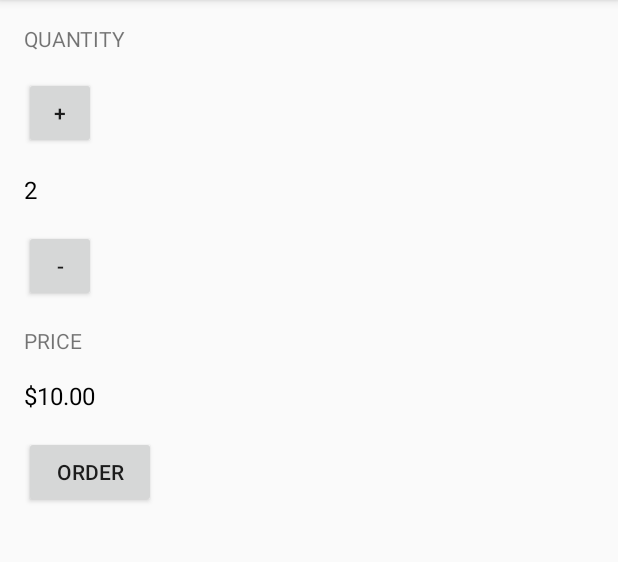
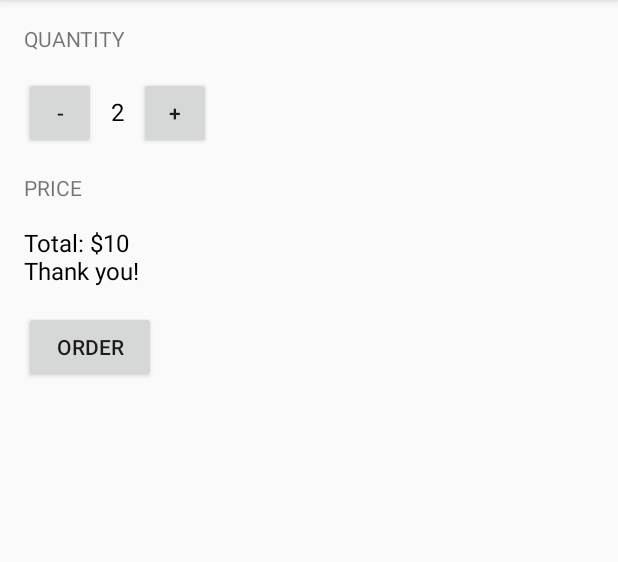
Before and after one commit to k0m0d0/JustJava, an Android app: the screen it shows after launch (MainActivity), after a tap on "ORDER", on a phone screen of 412 x 824 dp, the part 84-646 px from its top. Run offline under Robolectric (Android 15) with nearby library versions, the phone set to English and light mode, and no system bars.

Commit message:
Lesson 5-7

```diff
--- a/app/src/main/java/com/example/android/justjava/MainActivity.java
+++ b/app/src/main/java/com/example/android/justjava/MainActivity.java
@@ -10,8 +10,6 @@ import android.os.Bundle;
 import android.support.v7.app.AppCompatActivity;
 import android.view.View;
 import android.widget.TextView;
-
-import java.text.NumberFormat;
 
 /**
  * This app displays an order form to order coffee.
@@ -30,7 +28,17 @@ public class MainActivity extends AppCompatActivity {
      * This method is called when the order button is clicked.
      */
     public void submitOrder(View view) {
-        displayPrice(quantity * 5);
+
+        int price = quantity * 5;
+        String priceMessage = "Total: $"+price;
+        priceMessage = priceMessage + "\nThank you!";
+
+        //calculatePrice(quantity);
+        calculatePrice(quantity,10);
+        //calculatePrice();
+
+        //displayPrice(quantity * 5);
+        displayMessage(priceMessage);
     }
 
 
@@ -39,7 +47,7 @@ public class MainActivity extends AppCompatActivity {
      */
     public void increment(View view) {
         quantity = quantity +1;
-        display(quantity);
+        displayQuantity(quantity);
         //displayPrice(quantity * 5);
     }
 
@@ -48,24 +56,55 @@ public class MainActivity extends AppCompatActivity {
      */
     public void decrement(View view) {
         quantity = quantity - 1;
-        display(quantity);
+        displayQuantity(quantity);
         //displayPrice(quantity * 5);
     }
 
     /**
      * This method displays the given quantity value on the screen.
+     *
+     * * @param numberOfCoffees number of coffee cups
      */
-    private void display(int number) {
+    private void displayQuantity(int numberOfCoffees) {
         TextView quantityTextView = (TextView) findViewById(R.id.quantity_text_view);
-        quantityTextView.setText("" + number);
+        quantityTextView.setText("" + numberOfCoffees);
     }
 
     /**
      * This method displays the given price on the screen.
+     *
+     * @param number
+
+    private void displayPrice(int number) {
+    TextView priceTextView = (TextView) findViewById(R.id.price_text_view);
+    priceTextView.setText(NumberFormat.getCurrencyInstance().format(number));
+    }
+
      */
-    private void displayPrice(int number) {
+
+    /**
+     * This method displays the given price on the screen.
+     *
+     * @param message is the message to display
+     */
+
+    private void displayMessage(String message) {
         TextView priceTextView = (TextView) findViewById(R.id.price_text_view);
-        priceTextView.setText(NumberFormat.getCurrencyInstance().format(number));
+        priceTextView.setText(message);
+    }
+
+
+
+    /**
+     * Calculates the price of the order.
+     *
+     * @param quantity is the number of cups of coffee ordered
+     * @param pricePerCup is the price of one cup of coffee
+     */
+    private void calculatePrice(int quantity, int pricePerCup) {
+        // int price = 5 * 5;
+        // int price = quantity * 5;
+        int price = quantity * pricePerCup;
     }
 
 }
--- a/app/src/main/res/layout/activity_main.xml
+++ b/app/src/main/res/layout/activity_main.xml
@@ -13,12 +13,18 @@
         android:text="Quantity"
         android:textAllCaps="true" />
 
+    <LinearLayout
+        android:layout_width="match_parent"
+        android:layout_height="wrap_content"
+        android:orientation="horizontal">
+
         <Button
             android:layout_width="48dp"
             android:layout_height="48dp"
+            android:layout_marginEnd="10dp"
             android:layout_marginTop="16dp"
-        android:onClick="increment"
-        android:text="+" />
+            android:onClick="decrement"
+            android:text="-" />
 
         <TextView
             android:id="@+id/quantity_text_view"
@@ -32,9 +38,14 @@
         <Button
             android:layout_width="48dp"
             android:layout_height="48dp"
+            android:layout_marginStart="10dp"
             android:layout_marginTop="16dp"
-        android:onClick="decrement"
-        android:text="-" />
+            android:onClick="increment"
+            android:text="+" />
+
+
+    </LinearLayout>
+
 
     <TextView
         android:layout_width="wrap_content"
--- a/build.gradle
+++ b/build.gradle
@@ -7,7 +7,7 @@ buildscript {
         jcenter()
     }
     dependencies {
-        classpath 'com.android.tools.build:gradle:3.0.0-beta3'
+        classpath 'com.android.tools.build:gradle:3.0.0-beta4'
 
 
         // NOTE: Do not place your application dependencies here; they belong
```
Lines whose indentation alone changed are shown as unchanged.
